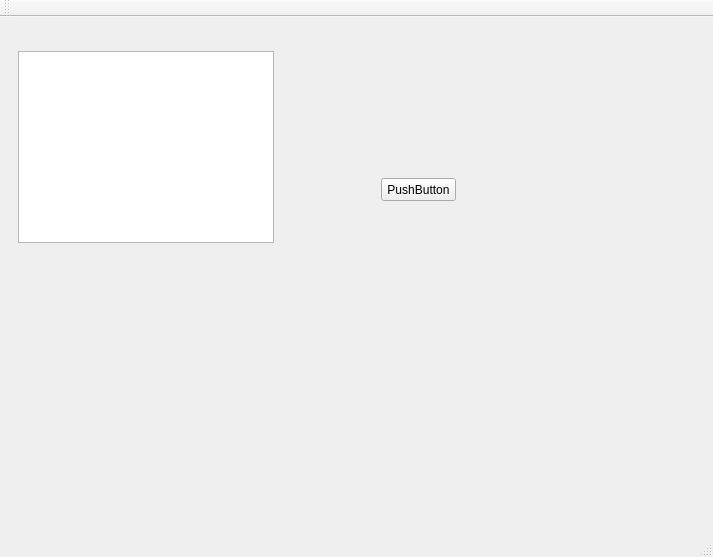
Old version of the form mainwindow.ui in the repository EemeliSyynimaa/Hemuli.
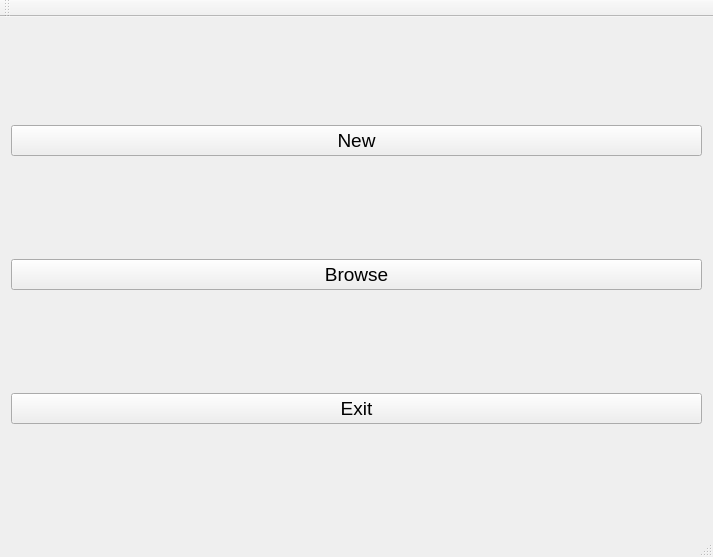
New version of the form.

Patch:
```diff
--- a/mainwindow.ui
+++ b/mainwindow.ui
@@ -15,56 +15,43 @@
   </property>
   <widget class="QWidget" name="centralWidget">
    <layout class="QGridLayout" name="gridLayout">
+    <item row="1" column="0">
+     <widget class="QPushButton" name="browseButton">
+      <property name="font">
+       <font>
+        <pointsize>14</pointsize>
+       </font>
+      </property>
+      <property name="text">
+       <string>Browse</string>
+      </property>
+     </widget>
+    </item>
     <item row="0" column="0">
-     <widget class="QWidget" name="menu" native="true">
-      <property name="enabled">
-       <bool>true</bool>
+     <widget class="QPushButton" name="newButton">
+      <property name="font">
+       <font>
+        <pointsize>14</pointsize>
+       </font>
       </property>
-      <widget class="QPushButton" name="pushButton">
-       <property name="geometry">
-        <rect>
-         <x>370</x>
-         <y>150</y>
-         <width>75</width>
-         <height>23</height>
-        </rect>
-       </property>
-       <property name="text">
-        <string>PushButton</string>
-       </property>
-      </widget>
+      <property name="text">
+       <string>New</string>
+      </property>
+     </widget>
+    </item>
+    <item row="2" column="0">
+     <widget class="QPushButton" name="exitButton">
+      <property name="font">
+       <font>
+        <pointsize>14</pointsize>
+       </font>
+      </property>
+      <property name="text">
+       <string>Exit</string>
+      </property>
      </widget>
     </item>
    </layout>
-   <widget class="QWidget" name="herolist" native="true">
-    <property name="enabled">
-     <bool>true</bool>
-    </property>
-    <property name="geometry">
-     <rect>
-      <x>9</x>
-      <y>25</y>
-      <width>274</width>
-      <height>210</height>
-     </rect>
-    </property>
-    <property name="sizePolicy">
-     <sizepolicy hsizetype="Maximum" vsizetype="Maximum">
-      <horstretch>0</horstretch>
-      <verstretch>0</verstretch>
-     </sizepolicy>
-    </property>
-    <widget class="QListWidget" name="listWidget">
-     <property name="geometry">
-      <rect>
-       <x>9</x>
-       <y>9</y>
-       <width>256</width>
-       <height>192</height>
-      </rect>
-     </property>
-    </widget>
-   </widget>
   </widget>
   <widget class="QMenuBar" name="menuBar">
    <property name="geometry">
```
Left out of the diff: 2 changed lines with no effect on the pictures.
